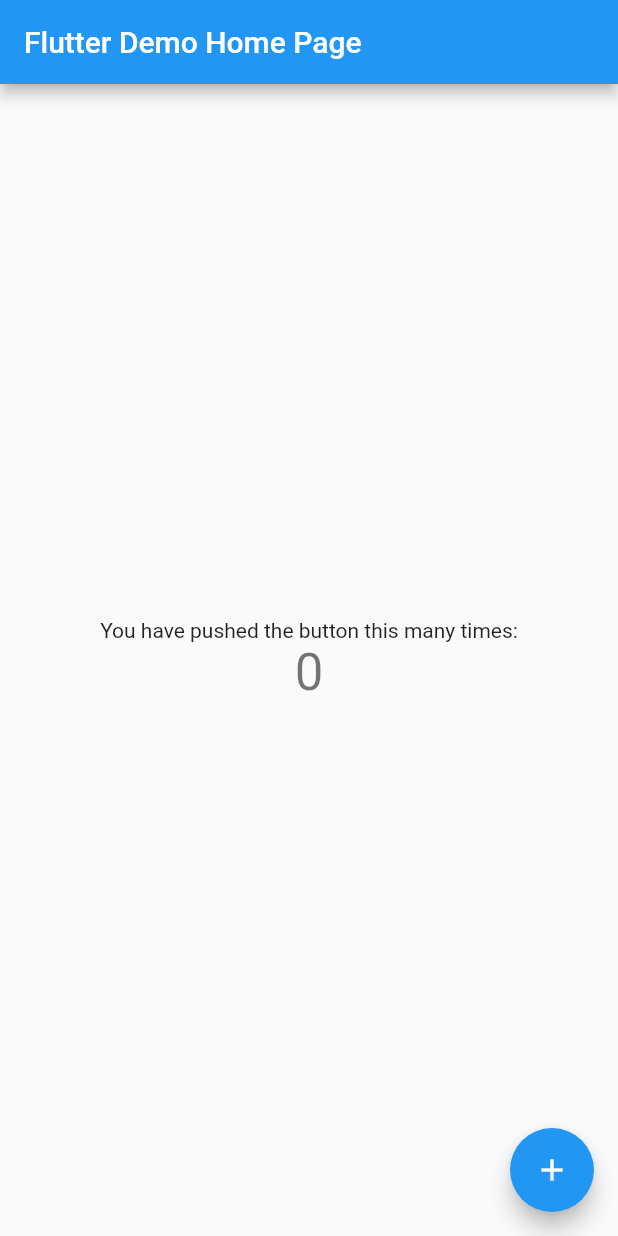
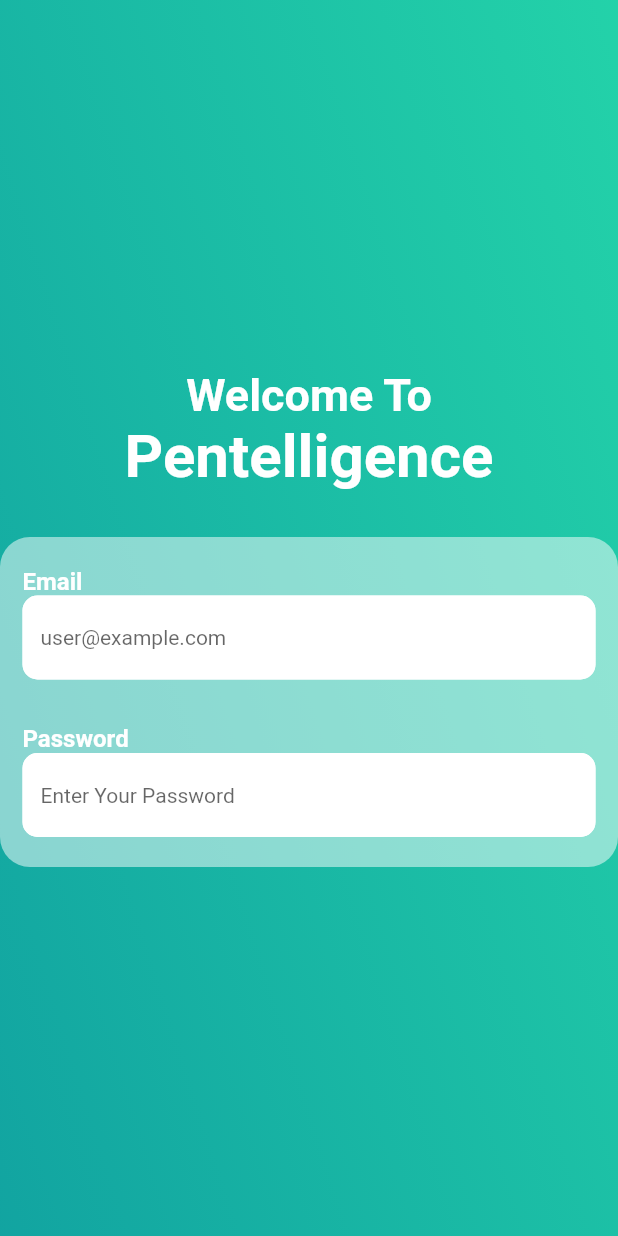
Before and after one commit to yazanash/Pentell, a Flutter app: the screen it shows after launch, on a phone screen of 412 x 824 dp. Run offline on Flutter 3.47's test engine with Material 2 defaults, Android fonts, the phone set to English and light mode, and no system bars; our stand-ins replace dartz, equatable, get_it, hive, hive_flutter, internet_connection_checker; missing offline and left inert: dart:js_util; accounts and stored records are empty.

Commit message:
AuthWidgets

```diff
--- /dev/null
+++ b/lib/core/utalis/input.dart
@@ -0,0 +1,35 @@
+import 'package:flutter/material.dart';
+
+Widget Input(hint, label) {
+  return Padding(
+    padding: const EdgeInsets.only(left: 10, right: 10),
+    child: Column(
+        crossAxisAlignment: CrossAxisAlignment.start,
+        mainAxisAlignment: MainAxisAlignment.center,
+        children: [
+          Text(
+            label,
+            style: const TextStyle(
+              color: Colors.white,
+              fontSize: 16,
+              fontWeight: FontWeight.bold,
+            ),
+          ),
+          TextField(
+            style: const TextStyle(fontSize: 14),
+            decoration: InputDecoration(
+                hintText: hint,
+                fillColor: Colors.white,
+                filled: true,
+                enabledBorder: const OutlineInputBorder(
+                    borderRadius: BorderRadius.all(Radius.circular(10)),
+                    borderSide: BorderSide(color: Colors.white, width: 3),
+                    gapPadding: 10),
+                border: const OutlineInputBorder(
+                    borderRadius: BorderRadius.all(Radius.circular(10)),
+                    borderSide: BorderSide(color: Colors.white, width: 3),
+                    gapPadding: 10)),
+          ),
+        ]),
+  );
+}
--- /dev/null
+++ b/lib/features/auth/views/pages/authpage.dart
@@ -0,0 +1,15 @@
+import 'package:flutter/material.dart';
+import 'package:pentelligence/features/auth/views/widgets/login.dart';
+
+class AuthPage extends StatelessWidget {
+  @override
+  Widget build(BuildContext context) {
+    return SingleChildScrollView(
+      child: Column(
+        children: [
+          Login(),
+        ],
+      ),
+    );
+  }
+}
--- /dev/null
+++ b/lib/features/auth/views/widgets/login.dart
@@ -0,0 +1,64 @@
+import 'package:flutter/material.dart';
+import 'package:pentelligence/core/utalis/input.dart';
+
+class Login extends StatelessWidget {
+  @override
+  Widget build(BuildContext context) {
+    return Scaffold(
+      body: Container(
+        decoration: const BoxDecoration(
+          gradient: LinearGradient(
+              colors: [Color(0xff0E9A9F), Color(0xff27DCAB)],
+              begin: Alignment.topLeft,
+              transform: GradientRotation(30),
+              end: Alignment.bottomRight),
+        ),
+        width: MediaQuery.of(context).size.width,
+        height: MediaQuery.of(context).size.height,
+        child: Stack(children: [
+          Column(
+            mainAxisAlignment: MainAxisAlignment.center,
+            children: [
+              const Text(
+                "Welcome To",
+                style: TextStyle(
+                  fontSize: 30,
+                  fontWeight: FontWeight.bold,
+                  color: Colors.white,
+                ),
+              ),
+              const Text(
+                "Pentelligence",
+                style: TextStyle(
+                  fontSize: 40,
+                  fontWeight: FontWeight.bold,
+                  color: Colors.white,
+                ),
+              ),
+              const SizedBox(
+                height: 30,
+              ),
+              Container(
+                decoration: BoxDecoration(
+                    borderRadius: BorderRadius.circular(20),
+                    color: Colors.white.withOpacity(0.5)),
+                width: MediaQuery.of(context).size.width,
+                child: Padding(
+                  padding:
+                      const EdgeInsets.symmetric(vertical: 20, horizontal: 5),
+                  child: Column(children: [
+                    Input("user@example.com", "Email"),
+                    const SizedBox(
+                      height: 30,
+                    ),
+                    Input("Enter Your Password", "Password"),
+                  ]),
+                ),
+              )
+            ],
+          )
+        ]),
+      ),
+    );
+  }
+}
--- a/lib/injection_dependancy.dart
+++ b/lib/injection_dependancy.dart
@@ -12,11 +12,11 @@ import 'package:pentelligence/features/course/data/services/course_service_impl.
 import 'package:pentelligence/features/course/models/usecases/get_all_courses.dart';
 
 final sl = GetIt.instance;
-
+late final Box<Map<String,dynamic>> userBox;
 Future<void> init() async {
   //  Database
   await Hive.initFlutter();
-  final userBox = await Hive.openBox<Map<String, dynamic>>('user');
+   userBox = await Hive.openBox<Map<String, dynamic>>('user');
 
   //  core
   sl.registerSingleton(() => InternetConnectionChecker());
--- a/lib/main.dart
+++ b/lib/main.dart
@@ -1,6 +1,13 @@
 import 'package:flutter/material.dart';
+import 'package:hive/hive.dart';
+import 'package:http/http.dart';
+import 'package:pentelligence/core/utalis/input.dart';
+import 'package:pentelligence/features/auth/views/widgets/login.dart';
+import 'injection_dependancy.dart' as di;
 
-void main() {
+void main() async {
+  await WidgetsFlutterBinding.ensureInitialized();
+  await di.init();
   runApp(const MyApp());
 }
 
@@ -11,105 +18,45 @@ class MyApp extends StatelessWidget {
   @override
   Widget build(BuildContext context) {
     return MaterialApp(
-      title: 'Flutter Demo',
-      theme: ThemeData(
-        // This is the theme of your application.
-        //
-        // Try running your application with "flutter run". You'll see the
-        // application has a blue toolbar. Then, without quitting the app, try
-        // changing the primarySwatch below to Colors.green and then invoke
-        // "hot reload" (press "r" in the console where you ran "flutter run",
-        // or simply save your changes to "hot reload" in a Flutter IDE).
-        // Notice that the counter didn't reset back to zero; the application
-        // is not restarted.
-        primarySwatch: Colors.blue,
-      ),
-      home: const MyHomePage(title: 'Flutter Demo Home Page'),
+      title: 'Pentell',
+      theme: ThemeData(),
+      home: Login(),
     );
   }
 }
 
-class MyHomePage extends StatefulWidget {
-  const MyHomePage({Key? key, required this.title}) : super(key: key);
-
-  // This widget is the home page of your application. It is stateful, meaning
-  // that it has a State object (defined below) that contains fields that affect
-  // how it looks.
-
-  // This class is the configuration for the state. It holds the values (in this
-  // case the title) provided by the parent (in this case the App widget) and
-  // used by the build method of the State. Fields in a Widget subclass are
-  // always marked "final".
-
-  final String title;
-
-  @override
-  State<MyHomePage> createState() => _MyHomePageState();
-}
-
-class _MyHomePageState extends State<MyHomePage> {
-  int _counter = 0;
-
-  void _incrementCounter() {
-    setState(() {
-      // This call to setState tells the Flutter framework that something has
-      // changed in this State, which causes it to rerun the build method below
-      // so that the display can reflect the updated values. If we changed
-      // _counter without calling setState(), then the build method would not be
-      // called again, and so nothing would appear to happen.
-      _counter++;
-    });
-  }
-
+class SplashWidget extends StatelessWidget {
+  const SplashWidget({Key? key, required this.userBox}) : super(key: key);
+  final Box<Map<String, dynamic>> userBox;
   @override
   Widget build(BuildContext context) {
-    // This method is rerun every time setState is called, for instance as done
-    // by the _incrementCounter method above.
-    //
-    // The Flutter framework has been optimized to make rerunning build methods
-    // fast, so that you can just rebuild anything that needs updating rather
-    // than having to individually change instances of widgets.
+    Future.delayed(const Duration(seconds: 3));
+    checkAuth(context);
     return Scaffold(
-      appBar: AppBar(
-        // Here we take the value from the MyHomePage object that was created by
-        // the App.build method, and use it to set our appbar title.
-        title: Text(widget.title),
-      ),
-      body: Center(
-        // Center is a layout widget. It takes a single child and positions it
-        // in the middle of the parent.
-        child: Column(
-          // Column is also a layout widget. It takes a list of children and
-          // arranges them vertically. By default, it sizes itself to fit its
-          // children horizontally, and tries to be as tall as its parent.
-          //
-          // Invoke "debug painting" (press "p" in the console, choose the
-          // "Toggle Debug Paint" action from the Flutter Inspector in Android
-          // Studio, or the "Toggle Debug Paint" command in Visual Studio Code)
-          // to see the wireframe for each widget.
-          //
-          // Column has various properties to control how it sizes itself and
-          // how it positions its children. Here we use mainAxisAlignment to
-          // center the children vertically; the main axis here is the vertical
-          // axis because Columns are vertical (the cross axis would be
-          // horizontal).
-          mainAxisAlignment: MainAxisAlignment.center,
-          children: <Widget>[
-            const Text(
-              'You have pushed the button this many times:',
-            ),
-            Text(
-              '$_counter',
-              style: Theme.of(context).textTheme.headline4,
+      body: Container(
+        decoration: const BoxDecoration(
+            gradient: LinearGradient(
+                colors: [Color(0xff0E9A9F), Color(0xff27DCAB)],
+                begin: Alignment.topLeft,
+                transform: GradientRotation(30),
+                end: Alignment.bottomRight)),
+        width: MediaQuery.of(context).size.width,
+        height: MediaQuery.of(context).size.height,
+        child: Stack(
+          children: [
+            Center(
+              child:
+                  Image.asset("lib/assets/logo3.png", width: 150, height: 150),
             ),
           ],
         ),
       ),
-      floatingActionButton: FloatingActionButton(
-        onPressed: _incrementCounter,
-        tooltip: 'Increment',
-        child: const Icon(Icons.add),
-      ), // This trailing comma makes auto-formatting nicer for build methods.
     );
   }
+
+  Future<void> checkAuth(context) async {
+    if (userBox.containsKey('token')) {
+      Navigator.of(context).pushReplacementNamed("home");
+    }
+  }
 }
--- a/pubspec.yaml
+++ b/pubspec.yaml
@@ -68,9 +68,8 @@ flutter:
   uses-material-design: true
 
   # To add assets to your application, add an assets section, like this:
-  # assets:
-  #   - images/a_dot_burr.jpeg
-  #   - images/a_dot_ham.jpeg
+  assets:
+    - "lib/assets/"
 
   # An image asset can refer to one or more resolution-specific "variants", see
   # https://flutter.dev/assets-and-images/#resolution-aware
```
Also changed, not shown: lib/assets/Pentelligent Logo-20.jpg (added), lib/assets/background.png (added), lib/assets/background2.png (added), lib/assets/background3.png (added), lib/assets/background4.png (added), lib/assets/logo.png (added), lib/assets/logo2.png (added), lib/assets/logo3.png (added), 1 other file.
